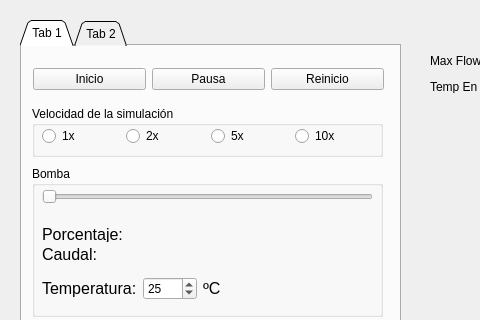
First picture: the form in WaterTank/mainwindow.ui, repository Grimpper/Project_SII_WaterTank, before the edit; both pictures show x 0 to 480 and y 0 to 320 of the 800 by 785 pixel window.
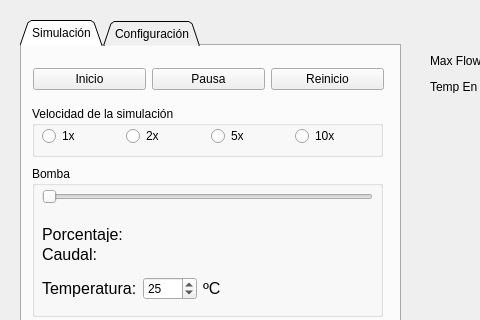
Second picture: the form after the edit. The open tabs and pages were chosen to show the change.

```diff
--- a/WaterTank/mainwindow.ui
+++ b/WaterTank/mainwindow.ui
@@ -34,7 +34,7 @@
     </property>
     <widget class="QWidget" name="tab">
      <attribute name="title">
-      <string>Tab 1</string>
+      <string>Simulación</string>
      </attribute>
      <widget class="QGroupBox" name="groupBox_Time">
       <property name="geometry">
@@ -356,7 +356,7 @@
     </widget>
     <widget class="QWidget" name="tab_2">
      <attribute name="title">
-      <string>Tab 2</string>
+      <string>Configuración</string>
      </attribute>
      <widget class="QGroupBox" name="groupBox_Pump_Entrance">
       <property name="geometry">
```
Left out of the diff: 2 changed lines with no effect on the pictures.
